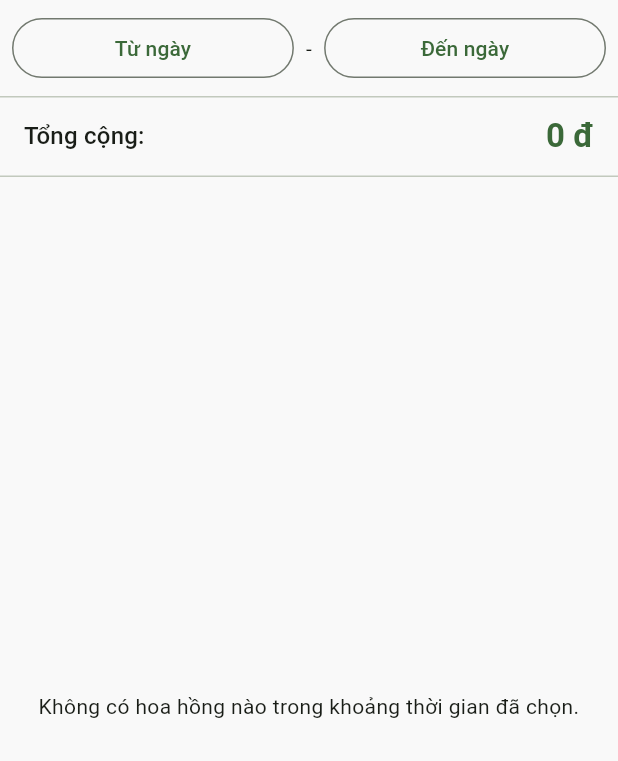
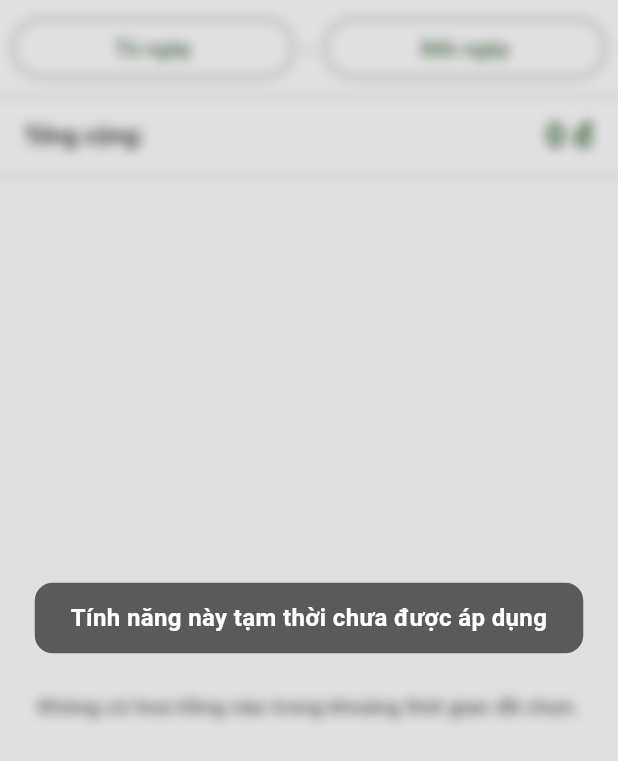
Before and after one commit to tuanminh2409bn/piv_app, a Flutter app: the SalesRepCommissionsView widget shown alone on an empty page, opened directly, on a phone screen of 412 x 824 dp. Shown: the top 761 px of the screen. Run offline on Flutter 3.47's test engine with Material 3 defaults, Android fonts, the phone set to English and light mode, and no system bars; our stand-ins replace badges, bloc, carousel_slider, cloud_firestore, cloud_functions, dartz and 15 more; missing offline and left inert: flutter_facebook_auth, mobile_scanner; accounts and stored records are empty.

```diff
--- a/lib/features/sales_rep/presentation/pages/sales_rep_home_page.dart
+++ b/lib/features/sales_rep/presentation/pages/sales_rep_home_page.dart
@@ -1,5 +1,6 @@
 // lib/features/sales_rep/presentation/pages/sales_rep_home_page.dart
 
+import 'dart:ui';
 import 'package:flutter/material.dart';
 import 'package:flutter_bloc/flutter_bloc.dart';
 import 'package:intl/intl.dart';
@@ -388,7 +389,8 @@ class SalesRepCommissionsView extends StatelessWidget {
 
   @override
   Widget build(BuildContext context) {
-    return Column(
+    // Nội dung gốc của màn hình hoa hồng
+    final originalContent = Column(
       children: [
         _buildFilters(context),
         const Divider(height: 1),
@@ -423,8 +425,48 @@ class SalesRepCommissionsView extends StatelessWidget {
         ),
       ],
     );
+
+    // Sử dụng Stack để chồng lớp phủ lên trên nội dung gốc
+    return Stack(
+      children: [
+        // Lớp 1: Nội dung gốc
+        originalContent,
+
+        // Lớp 2: Lớp kính mờ
+        Positioned.fill(
+          child: BackdropFilter(
+            filter: ImageFilter.blur(sigmaX: 4.0, sigmaY: 4.0),
+            child: Container(
+              color: Colors.black.withOpacity(0.1),
+            ),
+          ),
+        ),
+
+        // Lớp 3: Lớp thông báo
+        Center(
+          child: Container(
+            padding: const EdgeInsets.symmetric(horizontal: 24, vertical: 12),
+            decoration: BoxDecoration(
+              color: Colors.black.withOpacity(0.6),
+              borderRadius: BorderRadius.circular(12),
+            ),
+            child: const Text(
+              'Tính năng này tạm thời chưa được áp dụng',
+              textAlign: TextAlign.center,
+              style: TextStyle(
+                color: Colors.white,
+                fontSize: 16,
+                fontWeight: FontWeight.bold,
+              ),
+            ),
+          ),
+        ),
+      ],
+    );
   }
 
+  // Các hàm helper bên dưới được giữ nguyên để không gây lỗi biên dịch,
+  // mặc dù chúng sẽ bị lớp phủ che đi.
   Widget _buildFilters(BuildContext context) {
     return Padding(
       padding: const EdgeInsets.all(8.0),
--- a/lib/main.dart
+++ b/lib/main.dart
@@ -17,8 +17,6 @@ import 'package:piv_app/features/admin/presentation/pages/admin_home_page.dart';
 import 'package:piv_app/features/sales_rep/presentation/pages/sales_rep_home_page.dart';
 import 'package:piv_app/features/accountant/presentation/pages/accountant_home_page.dart';
 import 'package:piv_app/features/notifications/presentation/bloc/notification_cubit.dart';
-import 'package:piv_app/features/notifications/presentation/widgets/notification_icon_with_badge.dart';
-import 'package:piv_app/features/cart/presentation/widgets/cart_icon_with_badge.dart';
 import 'package:timeago/timeago.dart' as timeago;
 
 // SỬA: Thêm GlobalKey để điều hướng từ bên ngoài widget
```
Also changed, not shown: firebase.json, lib/firebase_options.dart, 9 other files.
